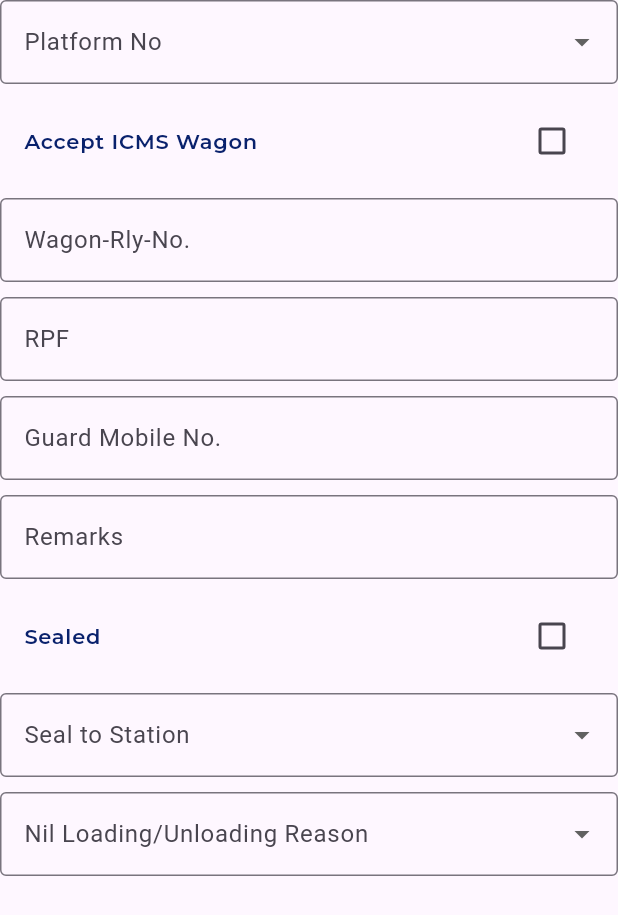
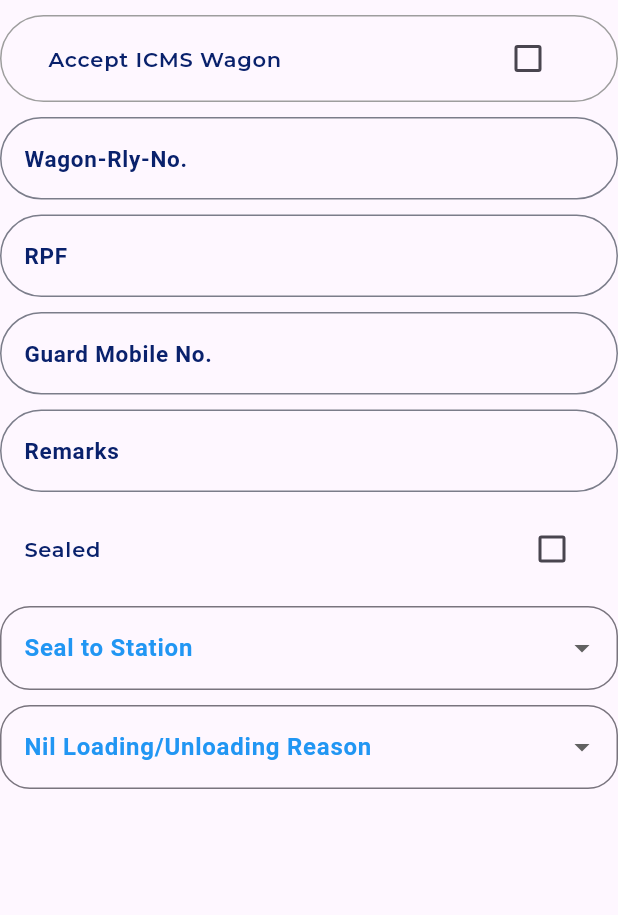
Before and after one commit to Kumarianushka79701/pmsLoading_Unloading, a Flutter app: the CollapsibleForm widget shown alone on an empty page, opened directly with empty values, on a phone screen of 412 x 824 dp. Shown: the top 915 px of the screen. Run offline on Flutter 3.47's test engine with Material 3 defaults, Android fonts, the phone set to English and light mode, and no system bars; our stand-ins replace google_fonts, shared_preferences, sqflite; missing offline and left inert: mobile_scanner; accounts and stored records are empty.

Commit message:
loadign page ui chnages

```diff
--- a/lib/modules/lodingScreen/loading_screen/collapsible_view.dart
+++ b/lib/modules/lodingScreen/loading_screen/collapsible_view.dart
@@ -1,6 +1,8 @@
 import 'package:flutter/material.dart';
 import 'package:project/modules/lodingScreen/provider/collapsible_form.dart';
 import 'package:project/utils/colors.dart';
+import 'package:project/widgets/custon_dropDown_feild.dart';
+import 'package:project/widgets/label_text_form_feild.dart';
 import 'package:project/widgets/text_widget.dart';
 import 'package:provider/provider.dart';
 
@@ -47,27 +49,15 @@
       child: Column(
         crossAxisAlignment: CrossAxisAlignment.start,
         children: [
-          DropdownButtonFormField<String>(
-            decoration: const InputDecoration(
-              labelText: 'Platform No',
-              border: OutlineInputBorder(),
+          const SizedBox(height: 10),
+          Container(
+            width: double.infinity,
+            padding: const EdgeInsets.symmetric(horizontal: 15),
+            decoration: BoxDecoration(
+              border: Border.all(color: Colors.grey),
+              borderRadius: BorderRadius.circular(30),
             ),
-            items: ['Platform 1', 'Platform 2', 'Platform 3']
-                .map((platform) => DropdownMenuItem<String>(
-                      value: platform,
-                      child: _textWidget(platform),
-                    ))
-                .toList(),
-            value: provider.platformNo,
-            onChanged: (value) {
-              provider.platformNo = value;
-              _saveForm();
-            },
-            validator: (value) =>
-                value == null ? 'Please select a platform' : null,
-          ),
-          const SizedBox(height: 10),
-          CheckboxListTile(
+            child: CheckboxListTile(
               value: provider.acceptIcsmWagon,
               title: TextWidget(
                 label: 'Accept ICMS Wagon',
@@ -80,12 +70,16 @@
                 _saveForm();
               },
             ),
+          ),
           const SizedBox(height: 10),
-          TextFormField(
-            decoration: const InputDecoration(
-              labelText: 'Wagon-Rly-No.',
-              border: OutlineInputBorder(),
-            ),
+          CustomTextField(
+            label: 'Wagon-Rly-No.',
+            labelColor: ParcelColors.catalinaBlue,
+            textColor: ParcelColors.catalinaBlue,
+            borderColor: ParcelColors.gray,
+            textSize: 15,
+            width: double.infinity,
+            fontWeight: FontWeight.w600,
             onSaved: (value) {
               provider.wagonRlyNo = value;
             },
@@ -93,21 +87,27 @@
                 value!.isEmpty ? 'Please enter the Wagon Rly No.' : null,
           ),
           const SizedBox(height: 10),
-          TextFormField(
-            decoration: const InputDecoration(
-              labelText: 'RPF',
-              border: OutlineInputBorder(),
-            ),
+          CustomTextField(
+            label: 'RPF',
+            labelColor: ParcelColors.catalinaBlue,
+            textColor: ParcelColors.catalinaBlue,
+            borderColor: ParcelColors.gray,
+            textSize: 15,
+            width: double.infinity,
+            fontWeight: FontWeight.w600,
             onSaved: (value) {
               provider.rpf = value;
             },
           ),
           const SizedBox(height: 10),
-          TextFormField(
-            decoration: const InputDecoration(
-              labelText: 'Guard Mobile No.',
-              border: OutlineInputBorder(),
-            ),
+          CustomTextField(
+            label: 'Guard Mobile No.',
+            labelColor: ParcelColors.catalinaBlue,
+            textColor: ParcelColors.catalinaBlue,
+            borderColor: ParcelColors.gray,
+            textSize: 15,
+            width: double.infinity,
+            fontWeight: FontWeight.w600,
             keyboardType: TextInputType.phone,
             onSaved: (value) {
               provider.guardMobileNo = value;
@@ -117,11 +117,14 @@
                 : null,
           ),
           const SizedBox(height: 10),
-          TextFormField(
-            decoration: const InputDecoration(
-              labelText: 'Remarks',
-              border: OutlineInputBorder(),
-            ),
+          CustomTextField(
+            label: 'Remarks',
+            labelColor: ParcelColors.catalinaBlue,
+            textColor: ParcelColors.catalinaBlue,
+            borderColor: ParcelColors.gray,
+            textSize: 15,
+            width: double.infinity,
+            fontWeight: FontWeight.w600,
             onSaved: (value) {
               provider.remarks = value;
             },
@@ -141,40 +144,40 @@
             },
           ),
           const SizedBox(height: 10),
-          DropdownButtonFormField<String>(
-            decoration: const InputDecoration(
-              labelText: 'Seal to Station',
-              border: OutlineInputBorder(),
-            ),
-            items: ['Station A', 'Station B', 'Station C']
-                .map((station) => DropdownMenuItem<String>(
-                      value: station,
-                      child: _textWidget(station),
-                    ))
-                .toList(),
+          CustomDropdown(
+            label: 'Seal to Station',
+            items: ['Station A', 'Station B', 'Station C'],
             value: provider.sealToStation,
             onChanged: (value) {
               provider.sealToStation = value;
               _saveForm();
             },
+            validator: (value) =>
+                value == null ? 'Please select a station' : null,
+            labelColor: Colors.blue, // Example label color
+            textColor: Colors.black, // Example text color
+            fontWeight: FontWeight.bold, // Example font weight
+            fontSize: 16, // Example font size
+            borderColor: Colors.blue, // Example border color
+            borderRadius: BorderRadius.circular(20), // Optional border radius
           ),
           const SizedBox(height: 10),
-          DropdownButtonFormField<String>(
-            decoration: const InputDecoration(
-              labelText: 'Nil Loading/Unloading Reason',
-              border: OutlineInputBorder(),
-            ),
-            items: ['Reason A', 'Reason B', 'Reason C']
-                .map((reason) => DropdownMenuItem<String>(
-                      value: reason,
-                      child: _textWidget(reason),
-                    ))
-                .toList(),
+          CustomDropdown(
+            label: 'Nil Loading/Unloading Reason',
+            items: ['Reason A', 'Reason B', 'Reason C'],
             value: provider.nilLoadingReason,
             onChanged: (value) {
               provider.nilLoadingReason = value;
               _saveForm();
             },
+            validator: (value) =>
+                value == null ? 'Please select a reason' : null,
+            labelColor: Colors.blue, // Example label color
+            textColor: Colors.black, // Example text color
+            fontWeight: FontWeight.bold, // Example font weight
+            fontSize: 16, // Example font size
+            borderColor: Colors.blue, // Example border color
+            borderRadius: BorderRadius.circular(20), // Optional border radius
           ),
           const SizedBox(height: 10),
         ],
--- a/lib/modules/unLoading/views/unloading_view.dart
+++ b/lib/modules/unLoading/views/unloading_view.dart
@@ -249,7 +249,6 @@
                   ),
                   const SizedBox(height: 15),
 
-                  const SizedBox(height: 5),
                   GestureDetector(
                     onTap: () async {
                       DateTime? pickedDate = await showDatePicker(
--- /dev/null
+++ b/lib/widgets/custon_dropDown_feild.dart
@@ -0,0 +1,68 @@
+import 'package:flutter/material.dart';
+
+class CustomDropdown extends StatelessWidget {
+  final String label;
+  final List<String> items;
+  final String? value;
+  final ValueChanged<String?> onChanged;
+  final String? Function(String?)? validator;
+  final Color? labelColor;
+  final Color? textColor;
+  final FontWeight? fontWeight;
+  final double? fontSize;
+  final Color? borderColor;
+  final BorderRadius? borderRadius;
+
+  const CustomDropdown({
+    Key? key,
+    required this.label,
+    required this.items,
+    required this.value,
+    required this.onChanged,
+    this.validator,
+    this.labelColor,
+    this.textColor,
+    this.fontWeight,
+    this.fontSize,
+    this.borderColor,
+    this.borderRadius,
+  }) : super(key: key);
+
+  @override
+  Widget build(BuildContext context) {
+    return DropdownButtonFormField<String>(
+      decoration: InputDecoration(
+        labelText: label,
+        labelStyle: TextStyle(
+          color: labelColor ?? Colors.black, // Default label color
+          fontSize: fontSize ?? 16, // Default font size
+          fontWeight: fontWeight ?? FontWeight.normal, // Default font weight
+        ),
+        border: OutlineInputBorder(
+          borderRadius: borderRadius ??
+              BorderRadius.circular(30), // Optional border radius
+          borderSide: BorderSide(
+            color: borderColor ?? Colors.grey, // Default border color
+          ),
+        ),
+      ),
+      items: items
+          .map((item) => DropdownMenuItem<String>(
+                value: item,
+                child: Text(
+                  item,
+                  style: TextStyle(
+                    color: textColor ?? Colors.black, // Default text color
+                    fontSize: fontSize ?? 16, // Default font size
+                    fontWeight:
+                        fontWeight ?? FontWeight.normal, // Default font weight
+                  ),
+                ),
+              ))
+          .toList(),
+      value: value,
+      onChanged: onChanged,
+      validator: validator,
+    );
+  }
+}
--- /dev/null
+++ b/lib/widgets/label_text_form_feild.dart
@@ -0,0 +1,73 @@
+import 'package:flutter/material.dart';
+
+class CustomTextField extends StatelessWidget {
+  final String label;
+  final TextEditingController? controller;
+  final FormFieldSetter<String>? onSaved;
+  final FormFieldValidator<String>? validator; // Added validator parameter
+  final TextInputType keyboardType;
+  final bool obscureText;
+  final Color? labelColor;
+  final Color? textColor;
+  final Color? borderColor;
+  final double? textSize;
+  final double? width;
+  final FontWeight? fontWeight;
+
+  const CustomTextField({
+    super.key,
+    required this.label,
+    this.controller,
+    this.onSaved,
+    this.validator, // Validator parameter
+    this.keyboardType = TextInputType.text,
+    this.obscureText = false,
+    this.labelColor,
+    this.textColor,
+    this.borderColor,
+    this.textSize,
+    this.width,
+    this.fontWeight,
+  });
+
+  @override
+  Widget build(BuildContext context) {
+    return SizedBox(
+      width: width ?? double.infinity,
+      child: TextFormField(
+        controller: controller,
+        keyboardType: keyboardType,
+        obscureText: obscureText,
+        style: TextStyle(
+          color: textColor ?? Colors.black,
+          fontSize: textSize ?? 16,
+          fontWeight: fontWeight ?? FontWeight.w700,
+        ),
+        decoration: InputDecoration(
+          labelText: label,
+          labelStyle: TextStyle(
+            color: labelColor ?? Colors.grey,
+            fontSize: textSize ?? 16,
+            fontWeight: fontWeight ?? FontWeight.w400,
+          ),
+          floatingLabelBehavior:
+              FloatingLabelBehavior.never, // Hide label after focus
+          border: OutlineInputBorder(
+            borderRadius: const BorderRadius.all(Radius.circular(30)),
+            borderSide: BorderSide(color: borderColor ?? Colors.grey),
+          ),
+          enabledBorder: OutlineInputBorder(
+            borderRadius: const BorderRadius.all(Radius.circular(30)),
+            borderSide: BorderSide(color: borderColor ?? Colors.grey),
+          ),
+          focusedBorder: OutlineInputBorder(
+            borderRadius: const BorderRadius.all(Radius.circular(30)),
+            borderSide: BorderSide(color: borderColor ?? Colors.blue),
+          ),
+        ),
+        onSaved: onSaved,
+        validator: validator, // Use validator here
+      ),
+    );
+  }
+}
```
Also changed, not shown: lib/modules/lodingScreen/loading_screen/loading.dart (+92 -24 lines), lib/modules/lodingScreen/provider/loading_provider.dart (+8 -0 lines), lib/modules/unLoading/providers/unloading_provider.dart (+14 -7 lines). Lines whose indentation alone changed are shown as unchanged.
